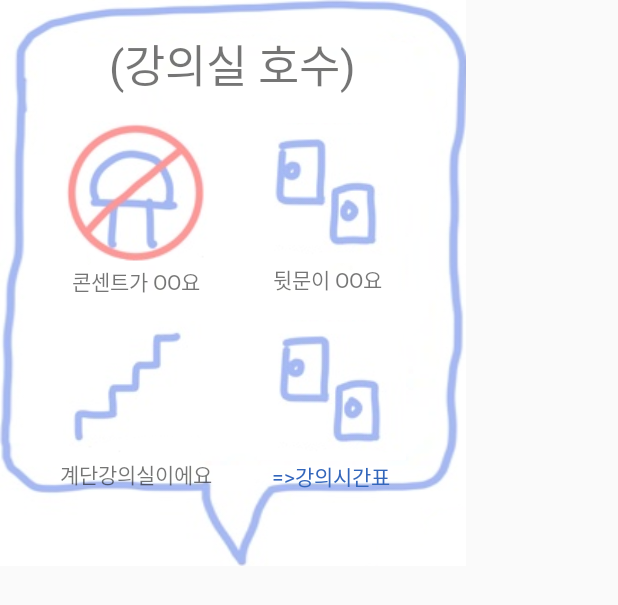
After one commit to 0-x-14/AllAboutSookmyung, an Android app: the layout classroom_information.xml on its own in the app's theme, with its tools: preview values and no code run, on a phone screen of 412 x 824 dp. The commit adds this screen. Shown: the top 605 px of the screen. Run offline under Robolectric (Android 15) with nearby library versions, the phone set to English and light mode, and no system bars.

Commit message:
강의실정보 팝업 xml 및 class 작성

```diff
--- /dev/null
+++ b/app/src/main/java/com/cookandroid/all_about_sookmyung/ClassInfoDialogFragment.java
@@ -0,0 +1,19 @@
+package com.cookandroid.all_about_sookmyung;
+
+import android.app.*;
+import android.content.DialogInterface;
+import android.os.Bundle;
+import android.view.*;
+import android.widget.*;
+import androidx.annotation.*;
+
+public class ClassInfoDialogFragment extends androidx.fragment.app.DialogFragment {
+    @NonNull
+    @Override
+    public Dialog onCreateDialog(@Nullable Bundle savedInstanceState) {
+        AlertDialog.Builder builder = new AlertDialog.Builder(getActivity());
+        LayoutInflater inflater = getActivity().getLayoutInflater();
+        View view = inflater.inflate(R.layout.classroom_information, null);
+        return builder.create();
+    }
+}
--- a/app/src/main/java/com/cookandroid/all_about_sookmyung/MenuFragment.java
+++ b/app/src/main/java/com/cookandroid/all_about_sookmyung/MenuFragment.java
@@ -1,8 +1,10 @@
 package com.cookandroid.all_about_sookmyung;
 
 import android.app.AlertDialog;
+import android.content.Context;
 import android.content.DialogInterface;
 import android.content.Intent;
+import android.content.SharedPreferences;
 import android.os.Bundle;
 
 import androidx.annotation.NonNull;
@@ -38,6 +40,7 @@ public class MenuFragment extends Fragment {
 
     // 스피너 관련
     private Spinner spinner;
+    //private int spinnerSelection = 0;
     static final String STU_ROOM = "과방", DEP_OFF = "과사", LOC = "사물함";
     TextView student_room, department_office, locker;
     String[] student_room_list = { "명신관324", "명신관220b", "명신관219", "-", "-", "명신관323", "명신관623b", "르네상스B207 (지하 2층)", "르네상스B209B", "순헌관508b",
@@ -86,8 +89,7 @@ public class MenuFragment extends Fragment {
         }
     }
 
-    /*
-    @Override
+    /*@Override
     public void onSaveInstanceState(@NonNull Bundle outState) {
         super.onSaveInstanceState(outState);
 
@@ -101,6 +103,23 @@ public class MenuFragment extends Fragment {
     }*/
 
     @Override
+    public void onDestroy() {
+        super.onDestroy();
+
+        SharedPreferences sharedPreferences = this.getActivity().getSharedPreferences("myPage", Context.MODE_PRIVATE);
+        SharedPreferences.Editor editor = sharedPreferences.edit();
+
+        editor.clear();
+        editor.commit();
+
+        String valLocker = locker.getText().toString();
+        int valSpinner = spinner.getSelectedItemPosition();
+        editor.putString("locker", valLocker);
+        editor.putInt("position", valSpinner);
+        editor.commit();
+    }
+
+    @Override
     public View onCreateView(LayoutInflater inflater, ViewGroup container,
                              Bundle savedInstanceState) {
 
@@ -109,6 +128,10 @@ public class MenuFragment extends Fragment {
         student_room = (TextView) view.findViewById(R.id.studentRoom);
         department_office = (TextView) view.findViewById(R.id.departmentOffice);
         locker = (TextView) view.findViewById(R.id.locker);
+
+        SharedPreferences sharedPreferences = this.getActivity().getSharedPreferences("myPage", Context.MODE_PRIVATE);
+        String valLocker = sharedPreferences.getString("locker", "(사물함 정보)");
+        locker.setText(valLocker);
 
         /*if (savedInstanceState != null) {
             String studentRoomStr, departmentOfficeStr, lockerStr;
@@ -122,6 +145,8 @@ public class MenuFragment extends Fragment {
         }*/
 
         spinner = (Spinner) view.findViewById(R.id.spinner);
+        int valPosition = sharedPreferences.getInt("position", 0);
+        spinner.setSelection(valPosition);
 
         ArrayAdapter departmentAdapter = ArrayAdapter.createFromResource(getActivity(), R.array.department_spinner_array, android.R.layout.simple_spinner_dropdown_item);
         departmentAdapter.setDropDownViewResource(android.R.layout.simple_spinner_dropdown_item);
--- /dev/null
+++ b/app/src/main/res/layout/classroom_information.xml
@@ -0,0 +1,117 @@
+<?xml version="1.0" encoding="utf-8"?>
+<LinearLayout xmlns:android="http://schemas.android.com/apk/res/android"
+    android:orientation="vertical"
+    android:layout_width="wrap_content"
+    android:layout_height="wrap_content"
+    android:paddingVertical="20dp"
+    android:paddingHorizontal="40dp"
+    android:background="@drawable/classroom_border">
+
+    <TextView
+        android:layout_width="wrap_content"
+        android:layout_height="wrap_content"
+        android:layout_gravity="center"
+        android:fontFamily="@font/nanumsquareroundextrabold"
+        android:text="(강의실 호수)"
+        android:textSize="30dp" />
+
+    <LinearLayout
+        android:layout_width="wrap_content"
+        android:layout_height="wrap_content"
+        android:orientation="horizontal"
+        android:layout_gravity="center_horizontal"
+        android:gravity="center"
+        android:layout_marginTop="15dp">
+
+        <LinearLayout
+            android:layout_width="wrap_content"
+            android:layout_height="wrap_content"
+            android:orientation="vertical"
+            android:gravity="center"
+            android:layout_marginRight="30dp">
+
+            <ImageView
+                android:layout_width="wrap_content"
+                android:layout_height="wrap_content"
+                android:background="@drawable/ic_classroom_plug_absence"/>
+
+            <TextView
+                android:id="@+id/plugText"
+                android:layout_width="wrap_content"
+                android:layout_height="wrap_content"
+                android:text="콘센트가 OO요"
+                android:fontFamily="@font/nanumsquareroundbold"/>
+        </LinearLayout>
+
+        <LinearLayout
+            android:layout_width="wrap_content"
+            android:layout_height="wrap_content"
+            android:orientation="vertical"
+            android:gravity="center">
+
+            <ImageView
+                android:layout_width="wrap_content"
+                android:layout_height="match_parent"
+                android:background="@drawable/ic_classroom_backdoor_existed" />
+
+            <TextView
+                android:id="@+id/backdoorText"
+                android:layout_width="wrap_content"
+                android:layout_height="wrap_content"
+                android:text="뒷문이 OO요"
+                android:fontFamily="@font/nanumsquareroundbold"/>
+        </LinearLayout>
+
+    </LinearLayout>
+
+    <LinearLayout
+        android:layout_width="wrap_content"
+        android:layout_height="wrap_content"
+        android:orientation="horizontal"
+        android:gravity="center"
+        android:layout_gravity="center_horizontal"
+        android:layout_marginTop="15dp">
+
+        <LinearLayout
+            android:layout_width="wrap_content"
+            android:layout_height="wrap_content"
+            android:orientation="vertical"
+            android:gravity="center"
+            android:layout_marginRight="30dp">
+
+            <ImageView
+                android:layout_width="wrap_content"
+                android:layout_height="wrap_content"
+                android:background="@drawable/ic_classroom_stair"/>
+
+            <TextView
+                android:id="@+id/kindText"
+                android:layout_width="wrap_content"
+                android:layout_height="wrap_content"
+                android:text="계단강의실이에요"
+                android:fontFamily="@font/nanumsquareroundbold"/>
+        </LinearLayout>
+
+        <LinearLayout
+            android:layout_width="wrap_content"
+            android:layout_height="wrap_content"
+            android:orientation="vertical"
+            android:gravity="center">
+
+            <ImageView
+                android:layout_width="wrap_content"
+                android:layout_height="match_parent"
+                android:background="@drawable/ic_classroom_backdoor_existed" />
+
+            <TextView
+                android:id="@+id/timeTableText"
+                android:layout_width="wrap_content"
+                android:layout_height="wrap_content"
+                android:text="=>강의시간표"
+                android:textColor="#3366BB"
+                android:fontFamily="@font/nanumsquareroundbold"/>
+        </LinearLayout>
+
+    </LinearLayout>
+
+</LinearLayout>
--- a/app/src/main/res/layout/fragment_home.xml
+++ b/app/src/main/res/layout/fragment_home.xml
@@ -50,10 +50,10 @@
             android:id="@+id/button_main_2"
             android:layout_width="180dp"
             android:layout_height="180dp"
+            android:layout_alignParentTop="true"
             android:layout_alignParentEnd="true"
-            android:layout_alignParentBottom="true"
-            android:layout_marginEnd="16dp"
-            android:layout_marginBottom="243dp"
+            android:layout_marginTop="319dp"
+            android:layout_marginEnd="31dp"
             android:background="@drawable/ic_main_button2"
             android:fontFamily="@font/nanumsquareroundextrabold"
             android:text="학과 정보"
@@ -64,8 +64,8 @@
             android:layout_width="150dp"
             android:layout_height="150dp"
             android:layout_below="@+id/button_main_1"
-            android:layout_marginTop="42dp"
-            android:layout_marginEnd="-20dp"
+            android:layout_marginTop="38dp"
+            android:layout_marginEnd="-14dp"
             android:layout_toStartOf="@+id/button_main_2"
             android:background="@drawable/ic_main_button1"
             android:fontFamily="@font/nanumsquareroundextrabold"
--- a/app/src/main/res/layout/fragment_map.xml
+++ b/app/src/main/res/layout/fragment_map.xml
@@ -11,6 +11,10 @@
         android:layout_width="match_parent"
         android:layout_height="match_parent"
         android:gravity="center"
-        android:text="지도페이지입니도"/>
+        android:text="지도페이지입니도" />
+
+    <Button
+        android:layout_width="wrap_content"
+        android:layout_height="wrap_content"/>
 
 </FrameLayout>
--- a/app/src/main/res/values/themes.xml
+++ b/app/src/main/res/values/themes.xml
@@ -7,7 +7,7 @@
         <item name="colorOnPrimary">@color/white</item>
         <!-- Secondary brand color. -->
         <item name="colorSecondary">@color/teal_200</item>
-        <item name="colorSecondaryVariant">@color/teal_700</item>
+        <item name="colorSecondaryVariant">#707070</item>
         <item name="colorOnSecondary">@color/black</item>
         <!-- Status bar color. -->
         <item name="android:statusBarColor" tools:targetApi="l">?attr/colorPrimaryVariant</item>
```
Also changed, not shown: app/src/main/res/drawable/classroom_border.png (added), app/src/main/res/drawable/ic_classroom_backdoor_existed.png (added), app/src/main/res/drawable/ic_classroom_exitbtn.png (added), app/src/main/res/drawable/ic_classroom_plug_absence.png (added), app/src/main/res/drawable/ic_classroom_stair.png (added), app/src/main/res/drawable/ic_classroom_timetable.png (added).
